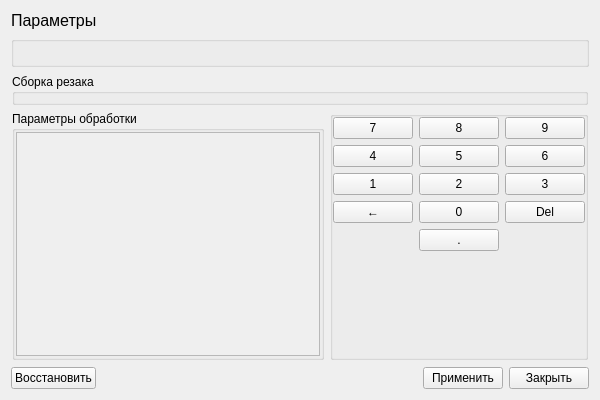
Old version of the form phx-cnc-ui-mainform/src/forms/CXParam.ui in the repository superkulpa/phx-cnc-ui.
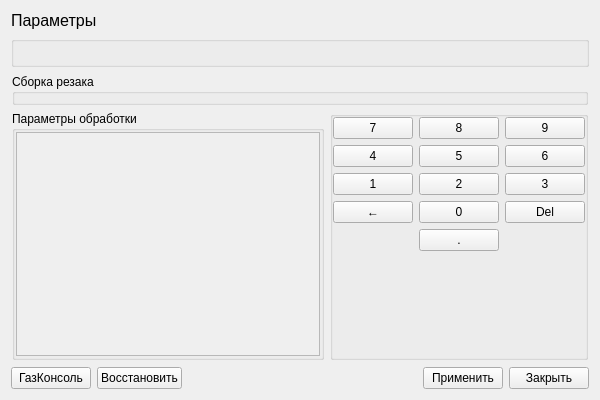
New version of the form. Custom widgets are drawn as their Qt base class.

Commit message: fix: ParamUI, operate with GC and techparams.ini

What changed in the file:
```diff
--- a/phx-cnc-ui-mainform/src/forms/CXParam.ui
+++ b/phx-cnc-ui-mainform/src/forms/CXParam.ui
@@ -372,6 +372,13 @@
    </item>
    <item>
     <layout class="QHBoxLayout" name="horizontalLayout">
+     <item>
+      <widget class="CXTouchButton" name="mLaunchGC">
+       <property name="text">
+        <string>ГазКонсоль</string>
+       </property>
+      </widget>
+     </item>
      <item>
       <widget class="CXTouchButton" name="mRestoreButton">
        <property name="focusPolicy">
```
Left out of the diff: 59 changed lines with no effect on the pictures. The commit also changes 5 other files.
